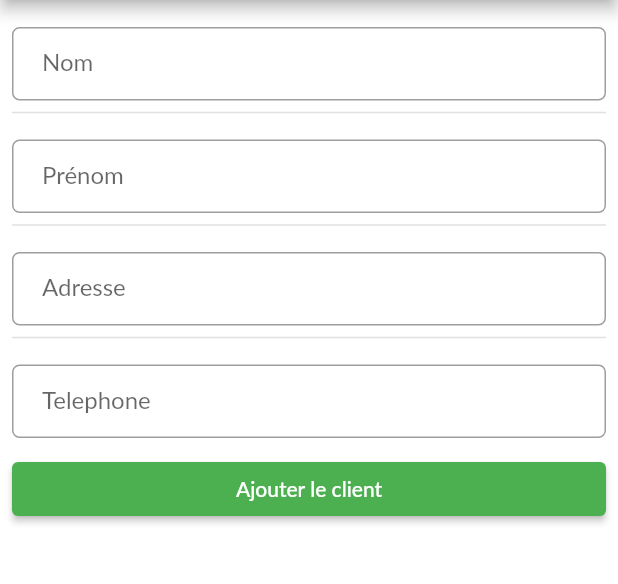
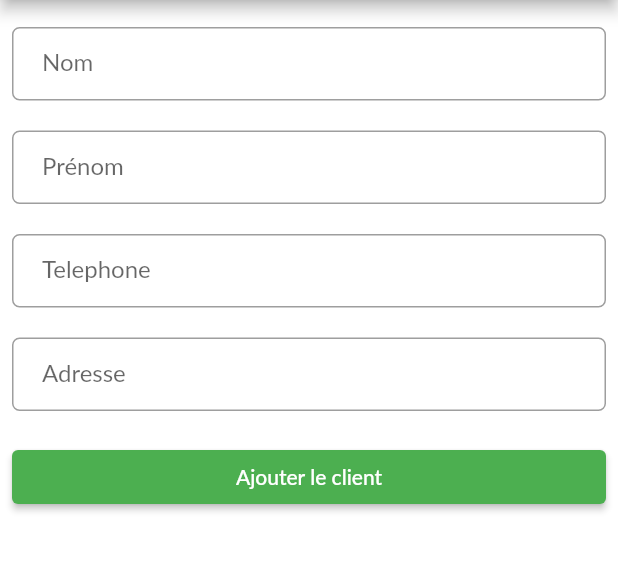
Before and after one commit to Monsefchaib/MenaratFlutter, a Flutter app: the AjouterClient screen opened directly, on a phone screen of 412 x 824 dp, the part 84-668 px from its top. Run offline on Flutter 3.47's test engine with Material 2 defaults, Android fonts, the phone set to English and light mode, and no system bars; our stand-ins replace flutter_typeahead, form_field_validator, geocoding, geolocator, google_fonts, image_picker and 1 more; missing offline and left inert: flutter_pdfview; accounts and stored records are empty; Roboto replaces fonts that are missing (Lato).

Commit message:
added new features

```diff
--- a/lib/AjoutCommande/AjouterClient.dart
+++ b/lib/AjoutCommande/AjouterClient.dart
@@ -34,8 +34,7 @@ class _AjouterClientState extends State<AjouterClient> {
                 OutlineInputBorder(borderRadius: BorderRadius.circular(5.0)),
               ),
             ),
-            Divider(thickness: 1,),
-            SizedBox(height: 10,),
+            SizedBox(height: 20,),
             TextFormField(
               controller: prenomClient,
               decoration:  InputDecoration(
@@ -46,20 +45,7 @@ class _AjouterClientState extends State<AjouterClient> {
                 OutlineInputBorder(borderRadius: BorderRadius.circular(5.0)),
               ),
             ),
-            Divider(thickness: 1,),
-            SizedBox(height: 10,),
-            TextFormField(
-              controller: adresseClient,
-              decoration:  InputDecoration(
-                contentPadding: EdgeInsets.symmetric(
-                    horizontal: 20.0, vertical: 15.0),
-                labelText: 'Adresse',
-                border:
-                OutlineInputBorder(borderRadius: BorderRadius.circular(5.0)),
-              ),
-            ),
-            Divider(thickness: 1,),
-            SizedBox(height: 10,),
+            SizedBox(height: 20,),
             TextFormField(
               controller: telephoneClient,
               keyboardType: TextInputType.number,
@@ -72,7 +58,18 @@ class _AjouterClientState extends State<AjouterClient> {
                 OutlineInputBorder(borderRadius: BorderRadius.circular(5.0)),
               ),
             ),
-            SizedBox(height: 10,),
+            SizedBox(height: 20,),
+            TextFormField(
+              controller: adresseClient,
+              decoration:  InputDecoration(
+                contentPadding: EdgeInsets.symmetric(
+                    horizontal: 20.0, vertical: 15.0),
+                labelText: 'Adresse',
+                border:
+                OutlineInputBorder(borderRadius: BorderRadius.circular(5.0)),
+              ),
+            ),
+            SizedBox(height: 20,),
             ElevatedButton(onPressed: () async {
               Client client = new Client(nomClient.text,prenomClient.text,telephoneClient.text,adresseClient.text);
               print(client.toString());
--- a/lib/AjoutCommande/Clients.dart
+++ b/lib/AjoutCommande/Clients.dart
@@ -43,7 +43,6 @@ class _AddClientsState extends State<AddClients> {
                     Text("Créer un nouveau client")),
                   ),
                   SizedBox(height:10),
-                  Divider(),
                   Align(
                       alignment: Alignment.centerLeft,
                       child: Text("Chercher un client existant :")),
--- a/lib/AjoutCommande/SuiviDesCommandes.dart
+++ b/lib/AjoutCommande/SuiviDesCommandes.dart
@@ -96,7 +96,6 @@ class MyCustomFormState extends State<MyCustomForm> with InputValidationMixin{
             child: Column(
               crossAxisAlignment: CrossAxisAlignment.start,
               children: [
-                Text("https://us-east-1.aws.data.mongodb-api.com/app/mah-realm-qnyzv/endpoint/getCommandes?s=avance"),
                 SizedBox(height: 10,),
                 Text("Ajouter une commande :",style:TextStyle(fontWeight: FontWeight.bold,fontSize: 15)),
                 SizedBox(height: 20,),
--- a/lib/Models/vehicule.dart
+++ b/lib/Models/vehicule.dart
@@ -59,7 +59,7 @@ class Vehicule{
   }
 
  static NetworkImage getImage(String imageName){
-    String url = "http://$urlApi:3000/vehicules/image/${imageName}";
+    String url = "http://$urlApi:3000/media/${imageName}";
     return NetworkImage(url);
   }
 
--- a/lib/constants.dart
+++ b/lib/constants.dart
@@ -1 +1 @@
-String urlApi = "192.168.1.5";
+String urlApi = "172.20.10.4";
```
Also changed, not shown: lib/AjoutCommande/AfficherCommandes/ResumeDeLaCommande.dart (+24 -2 lines), lib/AjoutCommande/ReserverCommande/ReserverCommande.dart (+6 -6 lines), lib/Gasoil/GenererBonGasoil.dart (+8 -7 lines), lib/Models/Bons.dart (+16 -3 lines), lib/Models/Commande.dart (+11 -3 lines), lib/Models/PDFApi.dart (+3 -4 lines).
